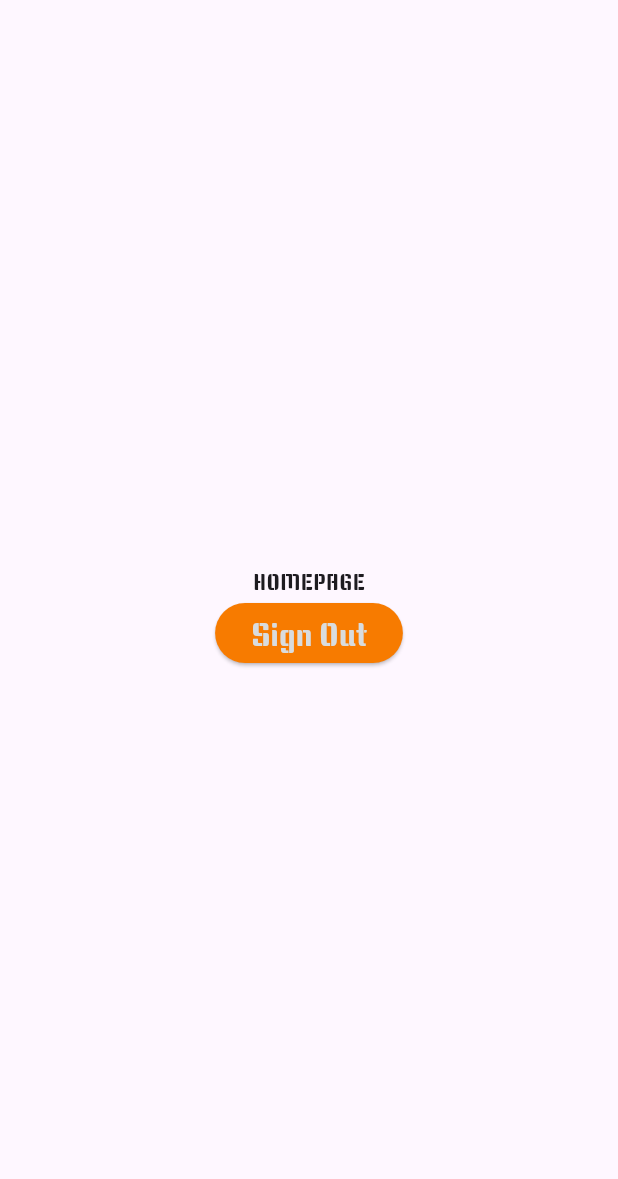
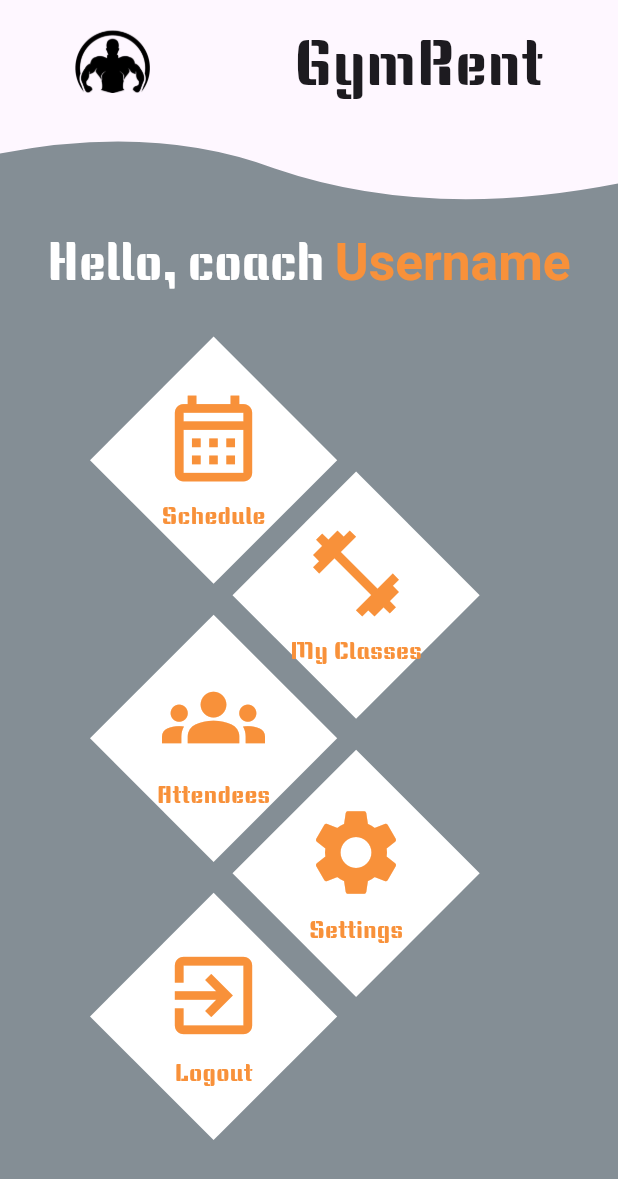
Before and after one commit to Gotcha190/gym_rent, a Flutter app: the HomePage screen opened by its route, on a phone screen of 412 x 824 dp. Shown: the top 1179 px of the screen. Run offline on Flutter 3.47's test engine with Material 3 defaults, Android fonts, the phone set to English and light mode, and no system bars; our stand-ins replace firebase_auth, firebase_core, flutter_custom_clippers, sizer; accounts and stored records are empty; generated files the repository leaves out were written again; network calls fail.

Commit message:
Finally working menu

```diff
--- /dev/null
+++ b/lib/components/rhombus_button.dart
@@ -0,0 +1,68 @@
+import 'package:flutter/material.dart';
+import 'package:sizer/sizer.dart';
+
+class RhombusButton extends StatelessWidget {
+  final IconData icon;
+  final String text;
+  final String route;
+
+  const RhombusButton(
+      {Key? key, required this.icon, required this.text, required this.route})
+      : super(key: key);
+
+  @override
+  Widget build(BuildContext context) {
+    return InkWell(
+      onTap: () {
+        Navigator.pushNamed(context, route, arguments: route); // TODO: Delete arguments, just there for test purposes
+      },
+      child: Container(
+        width: 20.h,
+        height: 20.h,
+        margin: EdgeInsets.only(bottom: 2.5.h),
+        child: CustomPaint(
+          painter: RhombusPainter(),
+          child: Column(
+            mainAxisAlignment: MainAxisAlignment.center,
+            children: [
+              Icon(
+                icon,
+                size: 50.sp,
+                color: Color(0xFFF8913A),
+              ),
+              const SizedBox(height: 5),
+              Text(
+                text,
+                style: TextStyle(fontSize: 12.sp, color: const Color(0xFFF8913A)),
+              ),
+            ],
+          ),
+        ),
+      ),
+    );
+  }
+}
+
+class RhombusPainter extends CustomPainter {
+  @override
+  void paint(Canvas canvas, Size size) {
+    final Paint paint = Paint()..color = Colors.white;
+
+    final double halfWidth = size.width / 2;
+    final double halfHeight = size.height / 2;
+
+    final Path path = Path()
+      ..moveTo(halfWidth, 0)
+      ..lineTo(size.width, halfHeight)
+      ..lineTo(halfWidth, size.height)
+      ..lineTo(0, halfHeight)
+      ..close();
+
+    canvas.drawPath(path, paint);
+  }
+
+  @override
+  bool shouldRepaint(CustomPainter oldDelegate) {
+    return false;
+  }
+}
--- a/lib/main.dart
+++ b/lib/main.dart
@@ -1,10 +1,11 @@
 import 'package:firebase_core/firebase_core.dart';
 import 'package:flutter/material.dart';
+import 'package:gym_rent/pages/attendees.dart';
+import 'package:gym_rent/pages/my_classes.dart';
+import 'package:gym_rent/pages/schedule.dart';
+import 'package:gym_rent/pages/settings.dart';
 import 'package:gym_rent/user_auth/pages/authentication_page.dart';
 import 'package:sizer/sizer.dart';
-import 'package:gym_rent/user_auth/pages/login_page.dart';
-import 'package:gym_rent/user_auth/pages/sign_up_page.dart';
-import 'package:gym_rent/user_auth/pages/forget_pwd.dart';
 import 'package:gym_rent/pages/homepage.dart';
 import 'firebase_options.dart';
 
@@ -18,7 +19,7 @@ void main() async {
     name: 'GymRent',
   );
 
-  runApp(MyApp());
+  runApp(const MyApp());
 }
 
 class MyApp extends StatelessWidget {
@@ -37,8 +38,11 @@ class MyApp extends StatelessWidget {
           ),
           routes: {
             '/': (ctx) => const AuthenticationScreen(),
-            // '/forget_pwd': (ctx) => const ForgetPwd(),
             '/home': (ctx) => const HomePage(),
+            '/schedule': (ctx) => const Schedule(),
+            '/my_classes': (ctx) => const MyClasses(),
+            '/attendees': (ctx) => const Attendees(),
+            '/settings': (ctx) => const Settings(),
           },
         );
       },
--- /dev/null
+++ b/lib/pages/attendees.dart
@@ -0,0 +1,20 @@
+import 'package:flutter/material.dart';
+
+class Attendees extends StatelessWidget {
+  const Attendees({super.key});
+
+  @override
+  Widget build(BuildContext context) {
+    final String receivedText = ModalRoute.of(context)!.settings.arguments as String;
+    final String text = receivedText.substring(1);
+
+    return Scaffold(
+      appBar: AppBar(
+        title: Text(text),
+      ),
+      body: Center(
+        child: Text(text),
+      ),
+    );
+  }
+}
--- a/lib/pages/homepage.dart
+++ b/lib/pages/homepage.dart
@@ -1,35 +1,138 @@
-import 'package:firebase_auth/firebase_auth.dart';
+import 'package:flutter/cupertino.dart';
 import 'package:flutter/material.dart';
+import 'package:flutter_custom_clippers/flutter_custom_clippers.dart';
 import 'package:sizer/sizer.dart';
+
+import '../components/rhombus_button.dart';
 
 class HomePage extends StatelessWidget {
   const HomePage({super.key});
+
+  IconData _getIconForButton(int index) {
+    final icons = [
+      Icons.calendar_month_outlined,
+      Icons.groups,
+      Icons.exit_to_app,
+      Icons.fitness_center,
+      Icons.settings,
+    ];
+
+    return icons[index];
+  }
+
+  String _getTextForButton(int index) {
+    final texts = ['Schedule', 'Attendees', 'Logout', 'My Classes', 'Settings'];
+
+    return texts[index];
+  }
+
+  String _getRouteForButton(int index) {
+    final routes = ['/schedule', '/attendees', '/', '/my_classes', '/settings'];
+
+    return routes[index];
+  }
 
   @override
   Widget build(BuildContext context) {
     return Scaffold(
       body: SafeArea(
-        child: Center(
+        child: Column(
+          mainAxisAlignment: MainAxisAlignment.start,
+          children: <Widget>[
+            SizedBox(
+              height: 10.h,
+              child: Padding(
+                padding: const EdgeInsets.symmetric(horizontal: 50),
+                child: Row(
+                  mainAxisAlignment: MainAxisAlignment.spaceBetween,
+                  children: <Widget>[
+                    Image.asset(
+                      'assets/images/main_page_logo.png',
+                      width: 50,
+                      height: 50,
+                    ),
+                    Text(
+                      'GymRent',
+                      style: TextStyle(
+                        fontSize: 30.sp,
+                      ),
+                    ),
+                  ],
+                ),
+              ),
+            ),
+            Expanded(
+              child: ClipPath(
+                clipper: WaveClipperTwo(reverse: true),
+                child: Container(
+                  height: 90.h,
+                  width: 100.w,
+                  color: const Color(0xFF848E95),
+                  child: Padding(
+                    padding: const EdgeInsets.only(top: 70.0),
                     child: Column(
                       mainAxisAlignment: MainAxisAlignment.center,
                       children: [
-              const Text("HOMEPAGE"),
-              ElevatedButton(
-                  onPressed: () {
-                    FirebaseAuth.instance.signOut();
-                    Navigator.pushNamed(context, '/');
-                  },
-                  style: ButtonStyle(
-                    backgroundColor:
-                        MaterialStateProperty.all(const Color(0xFFF77B00)),
+                        RichText(
+                          text: TextSpan(
+                            text: 'Hello, coach ',
+                            style: TextStyle(
+                              fontSize: 25.sp,
+                              fontFamily: 'KeaniaOne',
                             ),
-                  child: Text(
-                    "Sign Out",
+                            children: [
+                              TextSpan(
+                                text: 'Username', // TODO: Add user name to homepage from Firebase
                                 style: TextStyle(
-                        fontSize: 15.sp, color: const Color(0xFFD9DCDE)),
-                  )),
+                                  color: Color(0xFFF8913A),
+                                  fontWeight: FontWeight.bold,
+                                ),
+                              ),
                             ],
                           ),
+                        ),
+                        Expanded(
+                          child: Stack(
+                            alignment: Alignment.center,
+                            children: [
+                              Positioned(
+                                top: 30,
+                                left: 60,
+                                child: Column(
+                                  children: List.generate(
+                                    3,
+                                    (index) => RhombusButton(
+                                      icon: _getIconForButton(index),
+                                      text: _getTextForButton(index),
+                                      route: _getRouteForButton(index),
+                                    ),
+                                  ),
+                                ),
+                              ),
+                              Positioned(
+                                top: 120,
+                                left: 155,
+                                child: Column(
+                                  children: List.generate(
+                                    2,
+                                    (index) => RhombusButton(
+                                      icon: _getIconForButton(index + 3),
+                                      text: _getTextForButton(index + 3),
+                                      route: _getRouteForButton(index + 3),
+                                    ),
+                                  ),
+                                ),
+                              ),
+                            ],
+                          ),
+                        ),
+                      ],
+                    ),
+                  ),
+                ),
+              ),
+            ),
+          ],
         ),
       ),
     );
--- /dev/null
+++ b/lib/pages/schedule.dart
@@ -0,0 +1,20 @@
+import 'package:flutter/material.dart';
+
+class Schedule extends StatelessWidget {
+  const Schedule({super.key});
+
+  @override
+  Widget build(BuildContext context) {
+    final String receivedText = ModalRoute.of(context)!.settings.arguments as String;
+    final String text = receivedText.substring(1);
+
+    return Scaffold(
+      appBar: AppBar(
+        title: Text(text),
+      ),
+      body: Center(
+        child: Text(text),
+      ),
+    );
+  }
+}
--- /dev/null
+++ b/lib/pages/settings.dart
@@ -0,0 +1,20 @@
+import 'package:flutter/material.dart';
+
+class Settings extends StatelessWidget {
+  const Settings({super.key});
+
+  @override
+  Widget build(BuildContext context) {
+    final String receivedText = ModalRoute.of(context)!.settings.arguments as String;
+    final String text = receivedText.substring(1);
+
+    return Scaffold(
+      appBar: AppBar(
+        title: Text(text),
+      ),
+      body: Center(
+        child: Text(text),
+      ),
+    );
+  }
+}
--- a/lib/user_auth/pages/login_page.dart
+++ b/lib/user_auth/pages/login_page.dart
@@ -1,13 +1,12 @@
 import 'package:firebase_auth/firebase_auth.dart';
 import 'package:flutter/material.dart';
-import 'package:flutter_custom_clippers/flutter_custom_clippers.dart';
 import 'package:gym_rent/user_auth/firebase_auth/firebase_auth_services.dart';
 import 'package:sizer/sizer.dart';
 
 class LoginPage extends StatefulWidget {
   final VoidCallback navigateToSignup;
   final VoidCallback navigateToForgetPwd;
-  LoginPage({
+  const LoginPage({
     super.key,
     required this.navigateToSignup,
     required this.navigateToForgetPwd,
--- a/lib/user_auth/pages/sign_up_page.dart
+++ b/lib/user_auth/pages/sign_up_page.dart
@@ -1,6 +1,5 @@
 import 'package:firebase_auth/firebase_auth.dart';
 import 'package:flutter/material.dart';
-import 'package:flutter_custom_clippers/flutter_custom_clippers.dart';
 import 'package:gym_rent/user_auth/firebase_auth/firebase_auth_services.dart';
 import 'package:sizer/sizer.dart';
 
--- a/pubspec.yaml
+++ b/pubspec.yaml
@@ -33,11 +33,12 @@ dependencies:
 
   # The following adds the Cupertino Icons font to your application.
   # Use with the CupertinoIcons class for iOS style icons.
-  cupertino_icons: ^1.0.2
+  cupertino_icons: ^1.0.6
   sizer: ^2.0.15
   flutter_custom_clippers: ^2.1.0
   firebase_auth: ^4.12.0
   firebase_core: ^2.20.0
+  font_awesome_flutter: ^10.6.0
 
 dev_dependencies:
   flutter_test:
```
Also changed, not shown: lib/pages/my_classes.dart (added, +20 -0 lines), lib/user_auth/pages/authentication_page.dart (+21 -2 lines), pubspec.lock, 3 other files. Lines whose indentation alone changed are shown as unchanged.
